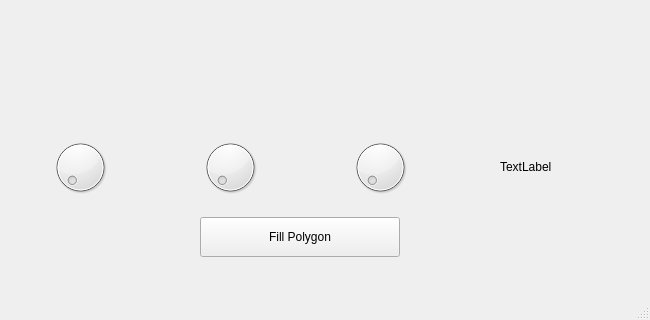
Before: the Qt Designer form 21162_CGL/assgn02-2/mainwindow.ui in aditya332/SE_SEM2, drawn with Qt 5; both pictures show x 0 to 650 and y 380 to 700 of the 650 by 700 pixel window.
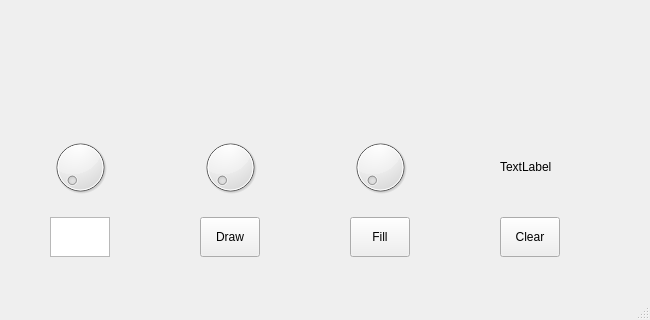
After: the same form once the commit is applied.

```diff
--- a/21162_CGL/assgn02-2/mainwindow.ui
+++ b/21162_CGL/assgn02-2/mainwindow.ui
@@ -73,14 +73,50 @@
    <widget class="QPushButton" name="pushButton">
     <property name="geometry">
      <rect>
+      <x>350</x>
+      <y>580</y>
+      <width>60</width>
+      <height>40</height>
+     </rect>
+    </property>
+    <property name="text">
+     <string>Fill</string>
+    </property>
+   </widget>
+   <widget class="QPlainTextEdit" name="plainTextEdit">
+    <property name="geometry">
+     <rect>
+      <x>50</x>
+      <y>580</y>
+      <width>60</width>
+      <height>40</height>
+     </rect>
+    </property>
+   </widget>
+   <widget class="QPushButton" name="pushButton_2">
+    <property name="geometry">
+     <rect>
       <x>200</x>
       <y>580</y>
-      <width>200</width>
+      <width>60</width>
       <height>40</height>
      </rect>
     </property>
     <property name="text">
-     <string>Fill Polygon</string>
+     <string>Draw</string>
+    </property>
+   </widget>
+   <widget class="QPushButton" name="pushButton_3">
+    <property name="geometry">
+     <rect>
+      <x>500</x>
+      <y>580</y>
+      <width>60</width>
+      <height>40</height>
+     </rect>
+    </property>
+    <property name="text">
+     <string>Clear</string>
     </property>
    </widget>
   </widget>
```
Left out of the diff: 11 changed lines with no effect on the pictures.
